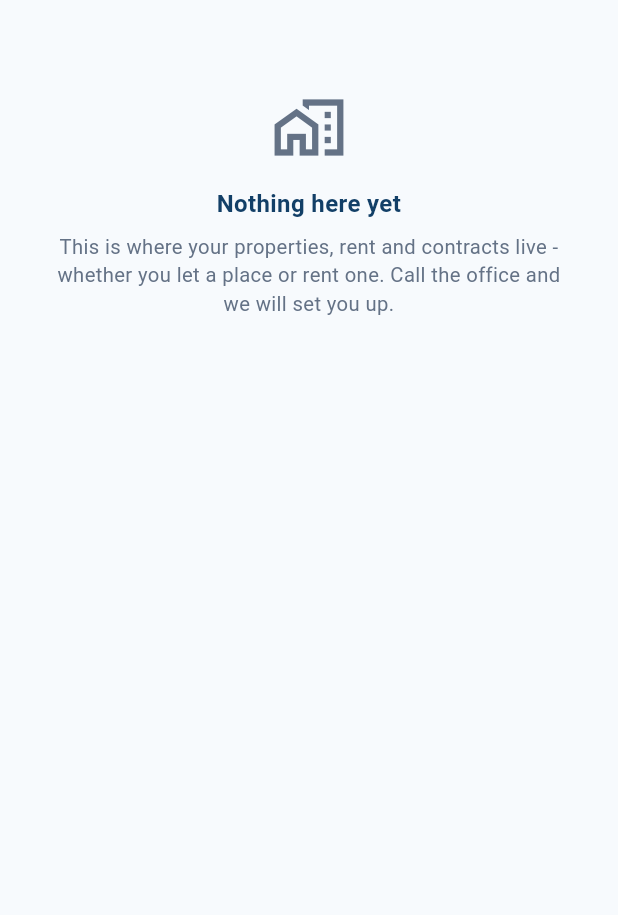
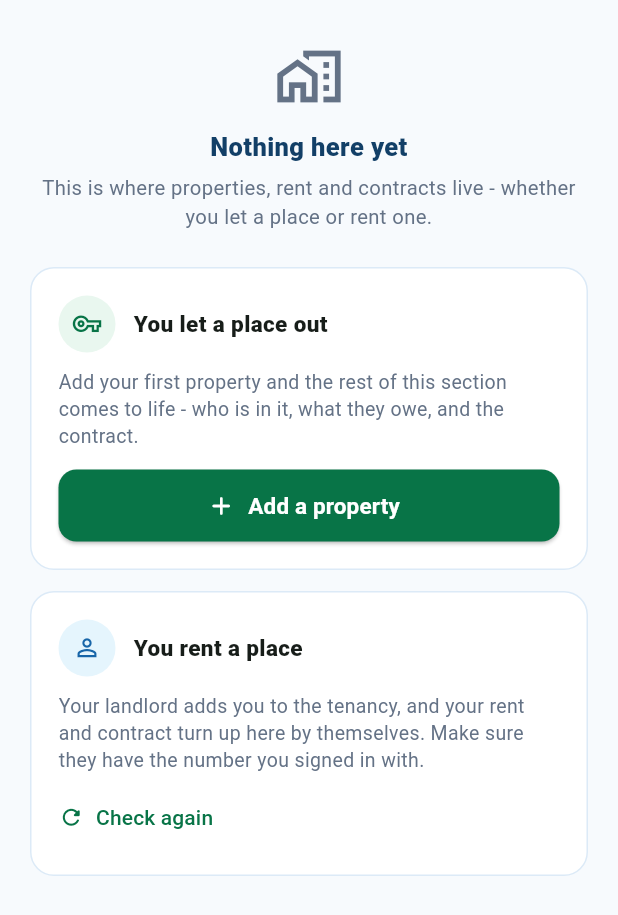
Before and after one commit to physioxapp1-sys/pakka-homes, a Flutter app: the _NothingYet widget shown alone on an empty page, opened directly with empty values, on a phone screen of 412 x 824 dp. Shown: the top 915 px of the screen. Run offline on Flutter 3.47's test engine with Material 3 defaults, Android fonts, the phone set to English and light mode, and no system bars; our stand-ins replace shared_preferences; accounts and stored records are empty.

Commit message:
Give the empty Rent screen a way out of itself
Adding a property was put on the Properties tab, and the tabs are not drawn
until someone already owns a property or is named on a lease - so the one
person who needed the button could not reach it. The screen told them to call
the office, which is the thing the last change was meant to stop.

Both ways in are now on that screen: a landlord adds their first property
right there, and a renter is told the one thing they need to know - that their
landlord puts them on, that it appears by itself, and that the number they
signed in with is what links them - with a button to check again rather than
a reason to leave.

Adding the first property reloads the section, so the tabs appear behind the
form closing.

Co-Authored-By: Claude Opus 5 <noreply@anthropic.com>

```diff
--- a/lib/screens/rent_screen.dart
+++ b/lib/screens/rent_screen.dart
@@ -70,6 +70,18 @@ class _RentScreenState extends State<RentScreen> {
     }
   }
 
+  /// The way out of the empty state.
+  ///
+  /// The tabs are not drawn until someone owns a property or is named on a
+  /// lease, so the button that creates the first one has to live here - it is
+  /// on the Properties tab too, but nobody in this state can reach that.
+  Future<void> _addFirstProperty() async {
+    final added = await Navigator.of(context).push(
+      MaterialPageRoute(builder: (_) => const AddPropertyScreen()),
+    );
+    if (added != null && mounted) await _load();
+  }
+
   Future<void> _signIn() async {
     final auth = AuthScope.of(context);
     final signedIn = await Navigator.of(context).push<bool>(
@@ -107,7 +119,9 @@ class _RentScreenState extends State<RentScreen> {
       );
     }
     if (home.isNeither) {
-      return _Shell(child: _NothingYet(onRefresh: _load));
+      return _Shell(
+        child: _NothingYet(onRefresh: _load, onAddProperty: _addFirstProperty),
+      );
     }
 
     final tenantSide = _asTenant && home.isTenant;
@@ -1334,10 +1348,16 @@ class _SignedOut extends StatelessWidget {
   }
 }
 
+/// Signed in, but owning nothing and renting nothing.
+///
+/// Both ways in are offered rather than described: a landlord adds their first
+/// property right here, and a renter is told the one thing they need to know -
+/// that their landlord puts them on, and it appears by itself when they do.
 class _NothingYet extends StatelessWidget {
-  const _NothingYet({required this.onRefresh});
+  const _NothingYet({required this.onRefresh, required this.onAddProperty});
 
   final Future<void> Function() onRefresh;
+  final VoidCallback onAddProperty;
 
   @override
   Widget build(BuildContext context) {
@@ -1345,24 +1365,136 @@ class _NothingYet extends StatelessWidget {
       onRefresh: onRefresh,
       color: AppColors.green,
       child: ListView(
-        padding: const EdgeInsets.fromLTRB(32, 60, 32, 24),
+        padding: const EdgeInsets.fromLTRB(20, 28, 20, 24),
         children: [
           const Icon(Icons.home_work_outlined,
-              size: 50, color: AppColors.textSecondary),
-          const SizedBox(height: 14),
+              size: 46, color: AppColors.textSecondary),
+          const SizedBox(height: 12),
           const Text(
             'Nothing here yet',
             textAlign: TextAlign.center,
             style: TextStyle(
-                fontSize: 16, fontWeight: FontWeight.w700, color: AppColors.navy),
+                fontSize: 17, fontWeight: FontWeight.w800, color: AppColors.navy),
           ),
-          const SizedBox(height: 8),
+          const SizedBox(height: 6),
           const Text(
-            'This is where your properties, rent and contracts live - whether '
-            'you let a place or rent one. Call the office and we will set you up.',
+            'This is where properties, rent and contracts live - whether you '
+            'let a place or rent one.',
             textAlign: TextAlign.center,
             style: TextStyle(
                 fontSize: 13.5, color: AppColors.textSecondary, height: 1.4),
+          ),
+          const SizedBox(height: 24),
+          Container(
+            padding: const EdgeInsets.all(18),
+            decoration: BoxDecoration(
+              color: Colors.white,
+              borderRadius: BorderRadius.circular(16),
+              border: Border.all(color: AppColors.cardBorder),
+            ),
+            child: Column(
+              crossAxisAlignment: CrossAxisAlignment.start,
+              children: [
+                Row(
+                  children: [
+                    Container(
+                      height: 38,
+                      width: 38,
+                      decoration: const BoxDecoration(
+                        shape: BoxShape.circle,
+                        color: AppColors.tileGreen,
+                      ),
+                      child: const Icon(Icons.vpn_key_outlined,
+                          size: 19, color: AppColors.green),
+                    ),
+                    const SizedBox(width: 12),
+                    const Expanded(
+                      child: Text('You let a place out',
+                          style: TextStyle(
+                              fontSize: 15, fontWeight: FontWeight.w800)),
+                    ),
+                  ],
+                ),
+                const SizedBox(height: 10),
+                const Text(
+                  'Add your first property and the rest of this section comes '
+                  'to life - who is in it, what they owe, and the contract.',
+                  style: TextStyle(
+                      fontSize: 13, color: AppColors.textSecondary, height: 1.4),
+                ),
+                const SizedBox(height: 14),
+                SizedBox(
+                  width: double.infinity,
+                  height: 48,
+                  child: ElevatedButton.icon(
+                    onPressed: onAddProperty,
+                    icon: const Icon(Icons.add_rounded, size: 20),
+                    label: const Text('Add a property',
+                        style: TextStyle(
+                            fontWeight: FontWeight.w700, fontSize: 15)),
+                    style: ElevatedButton.styleFrom(
+                      backgroundColor: AppColors.green,
+                      foregroundColor: Colors.white,
+                      shape: RoundedRectangleBorder(
+                          borderRadius: BorderRadius.circular(12)),
+                    ),
+                  ),
+                ),
+              ],
+            ),
+          ),
+          const SizedBox(height: 14),
+          Container(
+            padding: const EdgeInsets.all(18),
+            decoration: BoxDecoration(
+              color: Colors.white,
+              borderRadius: BorderRadius.circular(16),
+              border: Border.all(color: AppColors.cardBorder),
+            ),
+            child: Column(
+              crossAxisAlignment: CrossAxisAlignment.start,
+              children: [
+                Row(
+                  children: [
+                    Container(
+                      height: 38,
+                      width: 38,
+                      decoration: const BoxDecoration(
+                        shape: BoxShape.circle,
+                        color: AppColors.tileBlue,
+                      ),
+                      child: const Icon(Icons.person_outline,
+                          size: 19, color: AppColors.blue),
+                    ),
+                    const SizedBox(width: 12),
+                    const Expanded(
+                      child: Text('You rent a place',
+                          style: TextStyle(
+                              fontSize: 15, fontWeight: FontWeight.w800)),
+                    ),
+                  ],
+                ),
+                const SizedBox(height: 10),
+                const Text(
+                  'Your landlord adds you to the tenancy, and your rent and '
+                  'contract turn up here by themselves. Make sure they have '
+                  'the number you signed in with.',
+                  style: TextStyle(
+                      fontSize: 13, color: AppColors.textSecondary, height: 1.4),
+                ),
+                const SizedBox(height: 10),
+                TextButton.icon(
+                  onPressed: onRefresh,
+                  icon: const Icon(Icons.refresh_rounded, size: 17),
+                  label: const Text('Check again'),
+                  style: TextButton.styleFrom(
+                    foregroundColor: AppColors.primary,
+                    padding: EdgeInsets.zero,
+                    visualDensity: VisualDensity.compact,
+                  ),
+                ),
+              ],
+            ),
           ),
         ],
       ),
```
